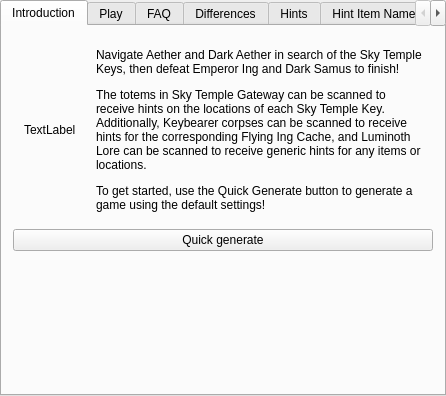
randovania/randovania, file randovania/gui/ui_files/games_tab_echoes_widget.ui: the form before one commit.
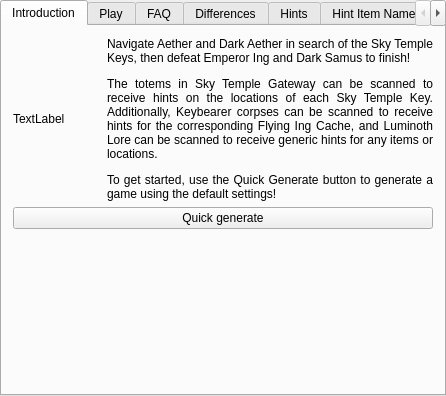
The form after the commit. Custom widgets are drawn as their Qt base class.

Commit message:
Adjustments to the game introduction
- Justify the introduction
- Replace horizontal widget with just a layout, improving size propagation and reducing borders

Patch:
```diff
--- a/randovania/gui/ui_files/games_tab_echoes_widget.ui
+++ b/randovania/gui/ui_files/games_tab_echoes_widget.ui
@@ -19,14 +19,7 @@
    </attribute>
    <layout class="QVBoxLayout" name="intro_layout">
     <item>
-     <widget class="QWidget" name="horizontalWidget" native="true">
-      <property name="minimumSize">
-       <size>
-        <width>0</width>
-        <height>0</height>
-       </size>
-      </property>
-      <layout class="QHBoxLayout" name="horizontalLayout">
+     <layout class="QHBoxLayout" name="intro_cover_layout">
        <item>
         <widget class="QLabel" name="game_cover_label">
          <property name="text">
@@ -37,7 +30,7 @@
        <item>
         <widget class="QLabel" name="intro_label">
          <property name="text">
-          <string>&lt;html&gt;&lt;head/&gt;&lt;body&gt;&lt;p&gt;Navigate Aether and Dark Aether in search of the Sky Temple Keys, then defeat Emperor Ing and Dark Samus to finish!&lt;/p&gt;&lt;p&gt;The totems in Sky Temple Gateway can be scanned to receive hints on the locations of each Sky Temple Key. Additionally, Keybearer corpses can be scanned to receive hints for the corresponding Flying Ing Cache, and Luminoth Lore can be scanned to receive generic hints for any items or locations. &lt;/p&gt;&lt;p&gt;To get started, use the Quick Generate button to generate a game using the default settings!&lt;/p&gt;&lt;/body&gt;&lt;/html&gt;</string>
+         <string>&lt;html&gt;&lt;head/&gt;&lt;body&gt;&lt;p align=&quot;justify&quot;&gt;Navigate Aether and Dark Aether in search of the Sky Temple Keys, then defeat Emperor Ing and Dark Samus to finish!&lt;/p&gt;&lt;p align=&quot;justify&quot;&gt;The totems in Sky Temple Gateway can be scanned to receive hints on the locations of each Sky Temple Key. Additionally, Keybearer corpses can be scanned to receive hints for the corresponding Flying Ing Cache, and Luminoth Lore can be scanned to receive generic hints for any items or locations. &lt;/p&gt;&lt;p align=&quot;justify&quot;&gt;To get started, use the Quick Generate button to generate a game using the default settings!&lt;/p&gt;&lt;/body&gt;&lt;/html&gt;</string>
          </property>
          <property name="wordWrap">
           <bool>true</bool>
@@ -45,7 +38,6 @@
         </widget>
        </item>
       </layout>
-     </widget>
     </item>
     <item>
      <widget class="QPushButton" name="quick_generate_button">
```
Left out of the diff: 14 changed lines with no effect on the pictures. Lines whose indentation alone changed are shown as unchanged. The commit also changes 7 other files.
